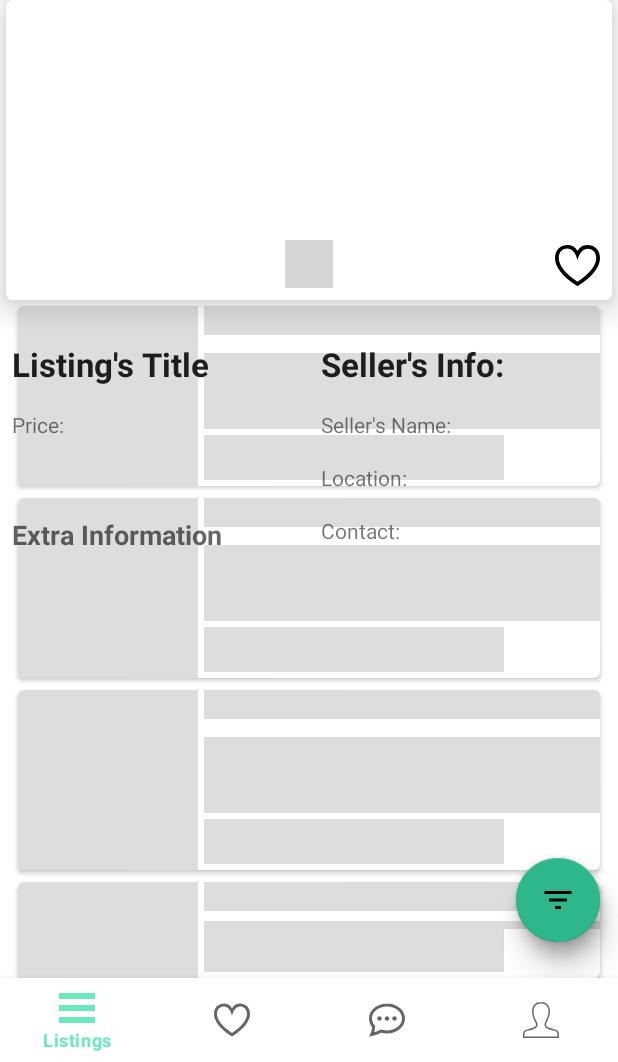
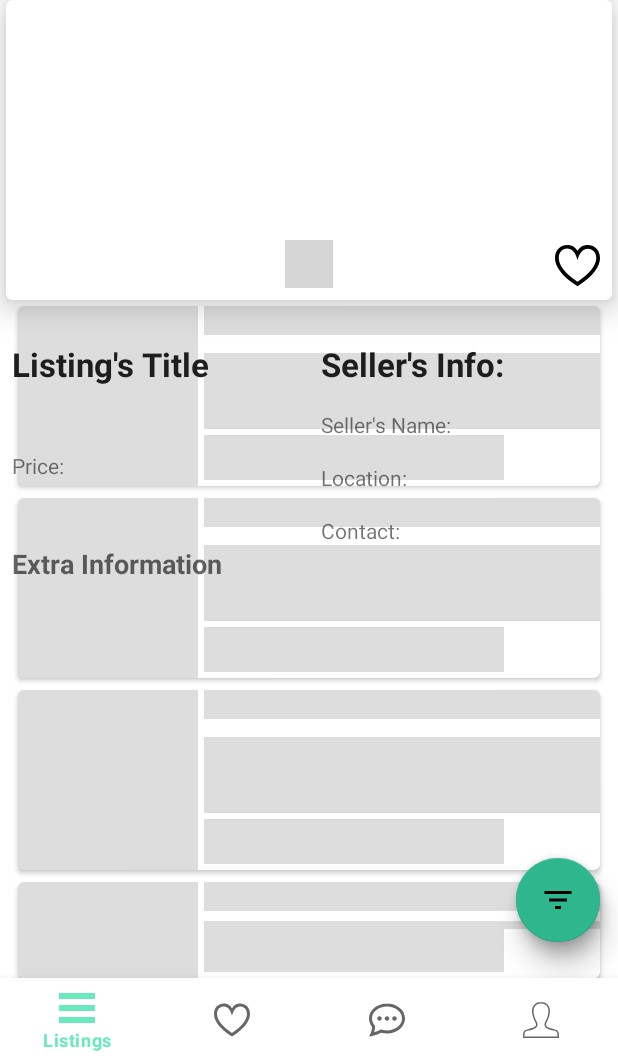
Before and after one commit to habraham2023/Abes_Car_Dealership, an Android app: the fragment DetailsFragment placed in its activity, on a phone screen of 412 x 824 dp, the part 174-1236 px from its top. Run offline under Robolectric (Android 15) with nearby library versions, the phone set to English and light mode, and no system bars; our stand-ins replace Shimmer; libraries missing offline, so code that uses them is left out: com.parse, com.tbuonomo.viewpagerdotsindicator; plain views replace DotsIndicator; pictures from the network do not load; 20 statements that could not run were skipped; grey boxes are pictures that could not be loaded.

Commit message:
Made several small improvements

```diff
--- a/app/src/main/java/com/habraham/abes_car_dealership/adapters/ListingsAdapter.java
+++ b/app/src/main/java/com/habraham/abes_car_dealership/adapters/ListingsAdapter.java
@@ -183,7 +183,7 @@ public class ListingsAdapter extends RecyclerView.Adapter<ListingsAdapter.ViewHo
                     destination.setLongitude(sellerLocation.getLongitude());
                     distance = location.distanceTo(destination) * METERS_TO_MILES;
                     Log.i(TAG, "onClick: " + listing.getDistance());
-                    String result = String.format(" %.2fmi", distance);
+                    String result = String.format("%.2fmi", distance);
                     tvDistance.setText(result);
                 }
             }
@@ -191,7 +191,7 @@ public class ListingsAdapter extends RecyclerView.Adapter<ListingsAdapter.ViewHo
 
         @Override
         public void onClick(View view) {
-            DetailsFragment detailsFragment = DetailsFragment.newInstance(listings.get(getAdapterPosition()));
+            DetailsFragment detailsFragment = DetailsFragment.newInstance(listings.get(getAdapterPosition()), location);
             ((AppCompatActivity) context).getSupportFragmentManager().beginTransaction().replace(R.id.rlContainer, detailsFragment).addToBackStack(null).commit();
         }
     }
--- a/app/src/main/java/com/habraham/abes_car_dealership/adapters/SliderAdapter.java
+++ b/app/src/main/java/com/habraham/abes_car_dealership/adapters/SliderAdapter.java
@@ -12,8 +12,7 @@ import androidx.recyclerview.widget.RecyclerView;
 import androidx.viewpager2.widget.ViewPager2;
 
 import com.bumptech.glide.Glide;
-import com.habraham.abes_car_dealership.R;
-import com.habraham.abes_car_dealership.SliderItem;
+import com.habraham.abes_car_dealership.models.SliderItem;
 import com.habraham.abes_car_dealership.databinding.SlideItemContainerBinding;
 
 import java.util.List;
--- a/app/src/main/java/com/habraham/abes_car_dealership/fragments/ChatFragment.java
+++ b/app/src/main/java/com/habraham/abes_car_dealership/fragments/ChatFragment.java
@@ -78,7 +78,7 @@ public class ChatFragment extends Fragment {
     @Override
     public void onDestroy() {
         super.onDestroy();
-        if (chat.getChatLog() == null || chat.getChatLog().size() == 0) chat.deleteInBackground();
+        if (chat != null && (chat.getChatLog() == null || chat.getChatLog().size() == 0)) chat.deleteInBackground();
     }
 
     @Override
--- a/app/src/main/java/com/habraham/abes_car_dealership/fragments/CreationFragment.java
+++ b/app/src/main/java/com/habraham/abes_car_dealership/fragments/CreationFragment.java
@@ -35,7 +35,7 @@ import com.google.android.material.button.MaterialButton;
 import com.google.android.material.textfield.TextInputEditText;
 import com.google.android.material.textfield.TextInputLayout;
 import com.habraham.abes_car_dealership.R;
-import com.habraham.abes_car_dealership.SliderItem;
+import com.habraham.abes_car_dealership.models.SliderItem;
 import com.habraham.abes_car_dealership.adapters.SliderAdapter;
 import com.habraham.abes_car_dealership.databinding.FragmentCreationBinding;
 import com.habraham.abes_car_dealership.models.Listing;
--- a/app/src/main/java/com/habraham/abes_car_dealership/fragments/DetailsFragment.java
+++ b/app/src/main/java/com/habraham/abes_car_dealership/fragments/DetailsFragment.java
@@ -2,6 +2,7 @@ package com.habraham.abes_car_dealership.fragments;
 
 import android.content.Intent;
 import android.graphics.Color;
+import android.location.Location;
 import android.net.Uri;
 import android.os.Bundle;
 import android.text.Spannable;
@@ -27,16 +28,17 @@ import androidx.viewpager2.widget.ViewPager2;
 import com.bumptech.glide.Glide;
 import com.google.android.material.floatingactionbutton.FloatingActionButton;
 import com.habraham.abes_car_dealership.R;
-import com.habraham.abes_car_dealership.SliderItem;
 import com.habraham.abes_car_dealership.adapters.SliderAdapter;
 import com.habraham.abes_car_dealership.databinding.FragmentDetailsBinding;
 import com.habraham.abes_car_dealership.models.Chat;
 import com.habraham.abes_car_dealership.models.Favorite;
 import com.habraham.abes_car_dealership.models.Listing;
+import com.habraham.abes_car_dealership.models.SliderItem;
 import com.parse.DeleteCallback;
 import com.parse.GetCallback;
 import com.parse.ParseException;
 import com.parse.ParseFile;
+import com.parse.ParseGeoPoint;
 import com.parse.ParseQuery;
 import com.parse.ParseUser;
 import com.parse.SaveCallback;
@@ -49,9 +51,13 @@ public class DetailsFragment extends Fragment {
     private static final String TAG = "DetailsFragment";
 
     private static final String LISTING = "listing";
+    private static final String LOCATION = "location";
+    private static final double METERS_TO_MILES = 0.00062137f;
+
     Toolbar toolbar;
     TextView tvTitle;
     TextView tvDescription;
+    TextView tvDistance;
     TextView tvPrice;
     TextView tvSellerName;
     TextView tvLocation;
@@ -63,15 +69,18 @@ public class DetailsFragment extends Fragment {
     DotsIndicator dotsIndicator;
     List<SliderItem> sliderItems;
     private Listing listing;
+    private Location location;
     private FragmentDetailsBinding binding;
+
     public DetailsFragment() {
         // Required empty public constructor
     }
 
-    public static DetailsFragment newInstance(Listing listing) {
+    public static DetailsFragment newInstance(Listing listing, Location location) {
         DetailsFragment fragment = new DetailsFragment();
         Bundle args = new Bundle();
         args.putParcelable(LISTING, listing);
+        args.putParcelable(LOCATION, location);
         fragment.setArguments(args);
         return fragment;
     }
@@ -81,6 +90,7 @@ public class DetailsFragment extends Fragment {
         super.onCreate(savedInstanceState);
         if (getArguments() != null) {
             listing = getArguments().getParcelable(LISTING);
+            location = getArguments().getParcelable(LOCATION);
         }
     }
 
@@ -108,6 +118,7 @@ public class DetailsFragment extends Fragment {
         toolbar = binding.toolbar;
         tvTitle = binding.tvTitle;
         tvDescription = binding.tvDescription;
+        tvDistance = binding.tvDistance;
         tvPrice = binding.tvPrice;
         tvSellerName = binding.tvSellerName;
         tvLocation = binding.tvLocation;
@@ -128,6 +139,19 @@ public class DetailsFragment extends Fragment {
         });
 
         tvTitle.setText(listing.getTitle());
+
+        ParseGeoPoint sellerLocation = listing.getLatLng();
+        if (location != null) {
+            double distance;
+            if (sellerLocation != null) {
+                Location destination = new Location("destination");
+                destination.setLatitude(sellerLocation.getLatitude());
+                destination.setLongitude(sellerLocation.getLongitude());
+                distance = location.distanceTo(destination) * METERS_TO_MILES;
+                tvDistance.setText(String.format(" %.2fmi", distance));
+            }
+        }
+
         tvDescription.setText(listing.getDescription());
         tvPrice.append(" $" + listing.getPrice());
 
--- a/app/src/main/java/com/habraham/abes_car_dealership/SliderItem.java
+++ b/app/src/main/java/com/habraham/abes_car_dealership/models/SliderItem.java
@@ -1,4 +1,4 @@
-package com.habraham.abes_car_dealership;
+package com.habraham.abes_car_dealership.models;
 
 import android.graphics.Bitmap;
 
--- a/app/src/main/res/layout/fragment_details.xml
+++ b/app/src/main/res/layout/fragment_details.xml
@@ -76,7 +76,8 @@
         <RelativeLayout
             android:layout_width="match_parent"
             android:layout_height="match_parent"
-            android:layout_weight="1">
+            android:layout_weight="1"
+            android:paddingHorizontal="8dp">
 
             <TextView
                 android:id="@+id/tvTitle"
@@ -84,10 +85,7 @@
                 android:layout_height="wrap_content"
                 android:layout_alignParentStart="true"
                 android:layout_alignParentTop="true"
-                android:layout_alignParentEnd="true"
-                android:layout_marginStart="8dp"
                 android:layout_marginTop="24dp"
-                android:layout_marginEnd="8dp"
                 android:text="@string/listingTitle"
                 android:textAppearance="@style/TextAppearance.AppCompat.Large"
                 android:textStyle="bold" />
@@ -96,8 +94,8 @@
                 android:id="@+id/tvDescription"
                 android:layout_width="match_parent"
                 android:layout_height="wrap_content"
-                android:layout_below="@+id/tvPrice"
-                android:layout_marginHorizontal="8dp"
+                android:layout_below="@+id/tvTitle"
+                android:layout_alignParentStart="true"
                 android:layout_marginTop="16dp"
                 android:textAppearance="@style/TextAppearance.AppCompat.Small"
                 tools:text="@tools:sample/lorem[12]" />
@@ -106,46 +104,55 @@
                 android:id="@+id/tvExtraInfoTitle"
                 android:layout_width="wrap_content"
                 android:layout_height="wrap_content"
-                android:layout_marginStart="8dp"
+                android:layout_below="@id/tvDistance"
+                android:layout_alignParentStart="true"
                 android:layout_marginTop="16dp"
                 android:text="@string/extraInformation"
                 android:textAppearance="@style/TextAppearance.AppCompat.Medium"
-                android:textStyle="bold"
-                android:layout_below="@id/tvDescription"/>
+                android:textStyle="bold" />
 
             <TextView
                 android:id="@+id/tvExtraInformation"
                 android:layout_width="match_parent"
                 android:layout_height="wrap_content"
-                android:layout_marginStart="8dp"
+                android:layout_below="@+id/tvExtraInfoTitle"
+                android:layout_alignParentStart="true"
                 android:layout_marginTop="16dp"
-                android:layout_marginEnd="8dp"
-                android:layout_below="@+id/tvExtraInfoTitle"
                 tools:text="@tools:sample/lorem[20]" />
 
             <TextView
                 android:id="@+id/tvPrice"
                 android:layout_width="wrap_content"
                 android:layout_height="wrap_content"
-                android:layout_below="@+id/tvTitle"
+                android:layout_below="@+id/tvDescription"
                 android:layout_alignParentStart="true"
-                android:layout_marginStart="8dp"
-                android:layout_marginTop="16dp"
+                android:layout_marginTop="8dp"
                 android:text="@string/tvPrice"
                 android:textAppearance="@style/TextAppearance.AppCompat.Small" />
+
+            <TextView
+                android:id="@id/tvDistance"
+                android:layout_width="wrap_content"
+                android:layout_height="wrap_content"
+                android:layout_below="@id/tvPrice"
+                android:layout_alignParentStart="true"
+                android:layout_marginTop="8dp"
+                android:textAppearance="@style/TextAppearance.AppCompat.Small"
+                tools:text="2000.00 mi." />
         </RelativeLayout>
 
         <RelativeLayout
             android:layout_width="match_parent"
             android:layout_height="match_parent"
-            android:layout_weight="1">
+            android:layout_weight="1"
+            android:paddingHorizontal="8dp">
 
             <TextView
                 android:id="@+id/tvSellerName"
                 android:layout_width="wrap_content"
                 android:layout_height="wrap_content"
                 android:layout_below="@+id/tvSellerInfo"
-                android:layout_marginStart="8dp"
+                android:layout_alignParentStart="true"
                 android:layout_marginTop="16dp"
                 android:text="@string/sellerName"
                 android:textAppearance="@style/TextAppearance.AppCompat.Small" />
@@ -155,7 +162,7 @@
                 android:layout_width="wrap_content"
                 android:layout_height="wrap_content"
                 android:layout_below="@+id/tvLocation"
-                android:layout_marginStart="8dp"
+                android:layout_alignParentStart="true"
                 android:layout_marginTop="16dp"
                 android:text="@string/tvContact"
                 android:textAppearance="@style/TextAppearance.AppCompat.Small" />
@@ -164,8 +171,8 @@
                 android:id="@+id/tvSellerInfo"
                 android:layout_width="wrap_content"
                 android:layout_height="wrap_content"
+                android:layout_alignParentStart="true"
                 android:layout_alignParentTop="true"
-                android:layout_marginStart="8dp"
                 android:layout_marginTop="24dp"
                 android:text="@string/sellerInfo"
                 android:textAppearance="@style/TextAppearance.AppCompat.Large"
@@ -177,7 +184,6 @@
                 android:layout_height="wrap_content"
                 android:layout_below="@+id/tvSellerName"
                 android:layout_alignParentStart="true"
-                android:layout_marginStart="8dp"
                 android:layout_marginTop="16dp"
                 android:text="@string/tvLocation"
                 android:textAppearance="@style/TextAppearance.AppCompat.Small" />
```
